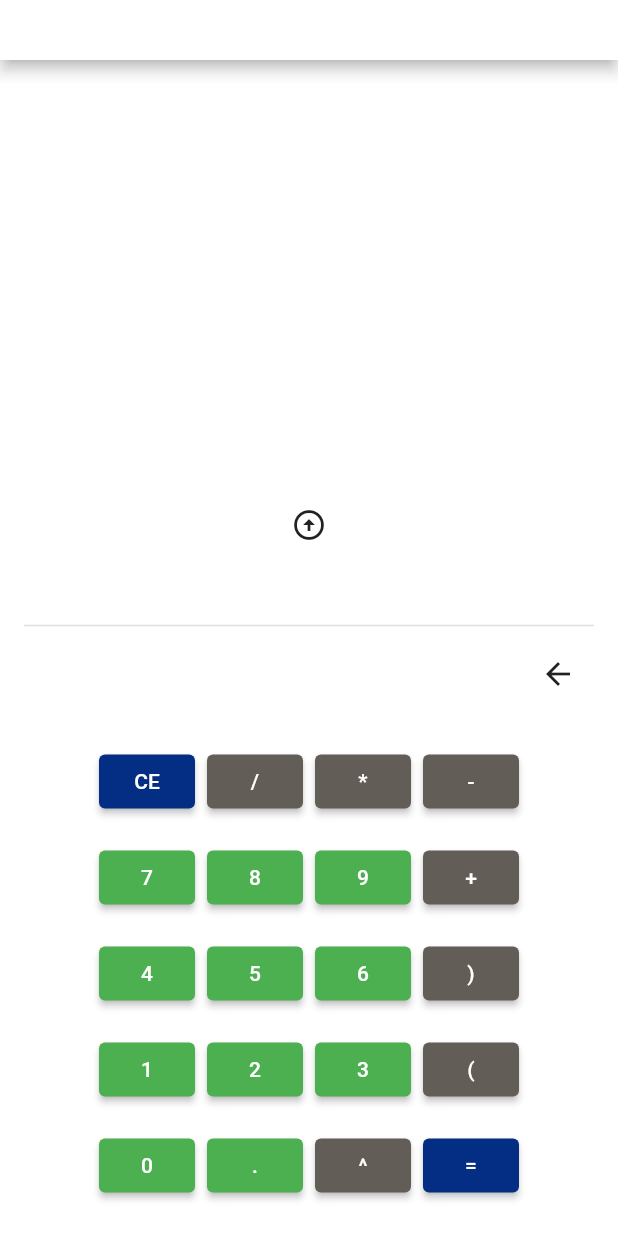
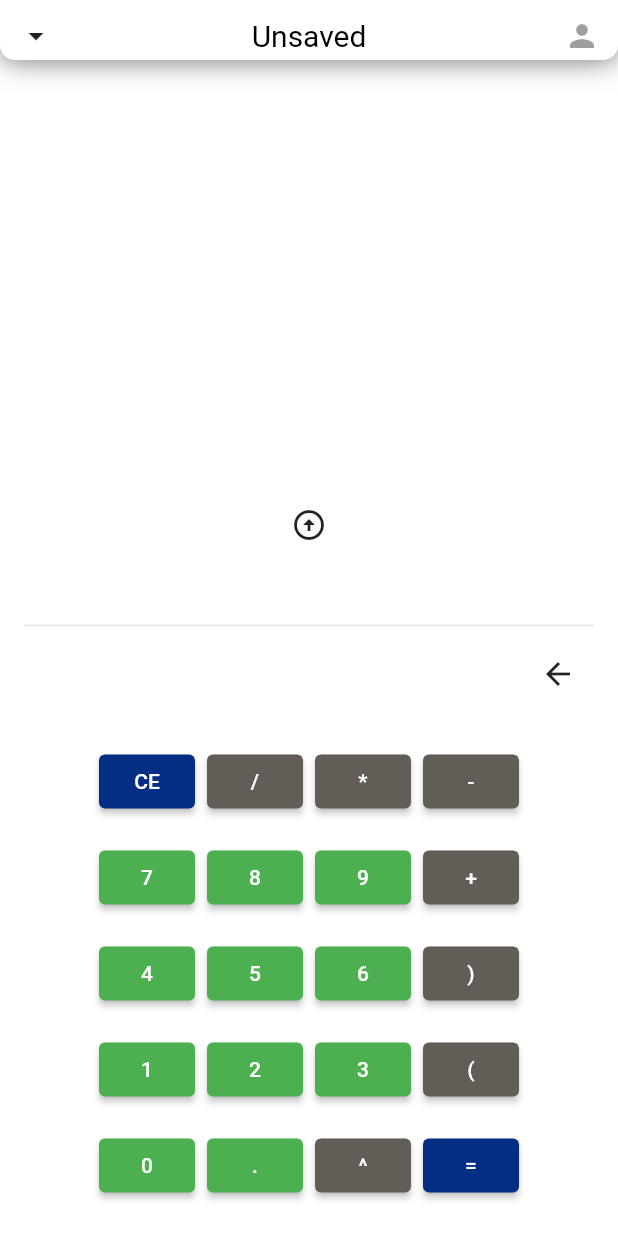
Before and after one commit to AbrahamHidy/CloudCalc, a Flutter app: the screen it shows after launch, on a phone screen of 412 x 824 dp. Run offline on Flutter 3.47's test engine with Material 2 defaults, Android fonts, the phone set to English and light mode, and no system bars; drawn by our look-alikes of auto_size_text; our stand-ins replace firebase_auth, firebase_core; missing offline and left inert: function_tree; accounts and stored records are empty.

Commit message:
add cloud session expander widget

```diff
--- a/lib/main.dart
+++ b/lib/main.dart
@@ -1,5 +1,6 @@
 import 'package:auto_size_text/auto_size_text.dart';
 import 'package:cloud_calc/models/calculation.dart';
+import 'package:cloud_calc/widgets/cloudSessionsExpander.dart';
 import 'package:flutter/material.dart';
 import 'package:firebase_core/firebase_core.dart';
 import 'firebase_options.dart';
@@ -19,6 +20,7 @@ class MyApp extends StatelessWidget {
   Widget build(BuildContext context) {
     return MaterialApp(
       title: 'Cloud Calc',
+      debugShowCheckedModeBanner: false,
       theme: ThemeData(
         colorScheme: ColorScheme.fromSwatch().copyWith(
           primary: const Color.fromARGB(255, 255, 255, 255),
@@ -119,15 +121,16 @@ class _MyHomePageState extends State<MyHomePage> {
   @override
   Widget build(BuildContext context) {
     return Scaffold(
-      appBar: AppBar(
-        title: Text(widget.title),
-        toolbarHeight: 40,
-      ),
-      body: Center(
+      body: Stack(
+        children: [
+          Center(
             child: Column(
               mainAxisAlignment: MainAxisAlignment.end,
               mainAxisSize: MainAxisSize.max,
               children: <Widget>[
+                const SizedBox(
+                  height: 24,
+                ),
                 Expanded(
                   flex: 1,
                   child: Padding(
@@ -143,22 +146,15 @@ class _MyHomePageState extends State<MyHomePage> {
                             itemCount: _sessionCalculations.length,
                             itemBuilder: ((context, index) {
                               return Padding(
-                            padding: EdgeInsets.only(top: 5),
+                                padding: const EdgeInsets.only(top: 5),
                                 child: ListTile(
                                   onTap: () {
                                     loadCalculation(index);
                                   },
-                              shape: RoundedRectangleBorder(
-                                side: BorderSide(
-                                  width: 1,
-                                  color: Color.fromARGB(136, 170, 170, 170),
-                                ),
-                                borderRadius: BorderRadius.circular(6),
-                              ),
-                              title:
-                                  Text(_sessionCalculations[index].getResult()),
-                              subtitle: Text(
-                                  _sessionCalculations[index].getExpression()),
+                                  title: Text(
+                                      _sessionCalculations[index].getResult()),
+                                  subtitle: Text(_sessionCalculations[index]
+                                      .getExpression()),
                                   trailing: IconButton(
                                     icon: const Icon(
                                       Icons.delete,
@@ -378,6 +374,9 @@ class _MyHomePageState extends State<MyHomePage> {
               ],
             ),
           ),
+          const CloudSessionsExpander(),
+        ],
+      ),
     );
   }
 }
--- /dev/null
+++ b/lib/widgets/cloudSessionsExpander.dart
@@ -0,0 +1,72 @@
+import 'package:auto_size_text/auto_size_text.dart';
+import 'package:cloud_calc/models/calculation.dart';
+import 'package:flutter/material.dart';
+import 'package:firebase_core/firebase_core.dart';
+
+class CloudSessionsExpander extends StatefulWidget {
+  const CloudSessionsExpander({Key? key}) : super(key: key);
+
+  @override
+  State<CloudSessionsExpander> createState() => _CloudSessionsExpanderState();
+}
+
+class _CloudSessionsExpanderState extends State<CloudSessionsExpander> {
+  bool _open = false;
+
+  void _expandToggle(bool? open) {
+    setState(() {
+      _open = open ?? !_open;
+    });
+  }
+
+  @override
+  Widget build(BuildContext context) {
+    return Container(
+      height: _open ? MediaQuery.of(context).size.height - 30 : 40,
+      decoration: const BoxDecoration(
+        borderRadius: BorderRadius.only(
+          bottomLeft: Radius.elliptical(10, 10),
+          bottomRight: Radius.elliptical(10, 10),
+        ),
+        color: Colors.white,
+        boxShadow: [
+          BoxShadow(
+              color: Colors.black54,
+              blurRadius: 15.0,
+              offset: Offset(0.0, 0.65))
+        ],
+      ),
+      child: Column(
+        mainAxisAlignment: MainAxisAlignment.end,
+        children: [
+          Expanded(
+            child: Column(
+              children: [],
+            ),
+          ),
+          Row(
+            mainAxisAlignment: MainAxisAlignment.spaceBetween,
+            crossAxisAlignment: CrossAxisAlignment.center,
+            children: [
+              IconButton(
+                onPressed: () => _expandToggle(null),
+                icon: Icon(_open ? Icons.arrow_drop_up : Icons.arrow_drop_down),
+              ),
+              Text(
+                "Unsaved",
+                style: const TextStyle(
+                  color: Colors.black,
+                  fontSize: 20,
+                ),
+              ),
+              IconButton(
+                onPressed: null,
+                icon: Icon(Icons.person),
+              )
+            ],
+          ),
+        ],
+      ),
+    );
+  }
+}
```
Also changed, not shown: lib/controllers/userController.dart (+18 -0 lines), 1 other file. Lines whose indentation alone changed are shown as unchanged.
